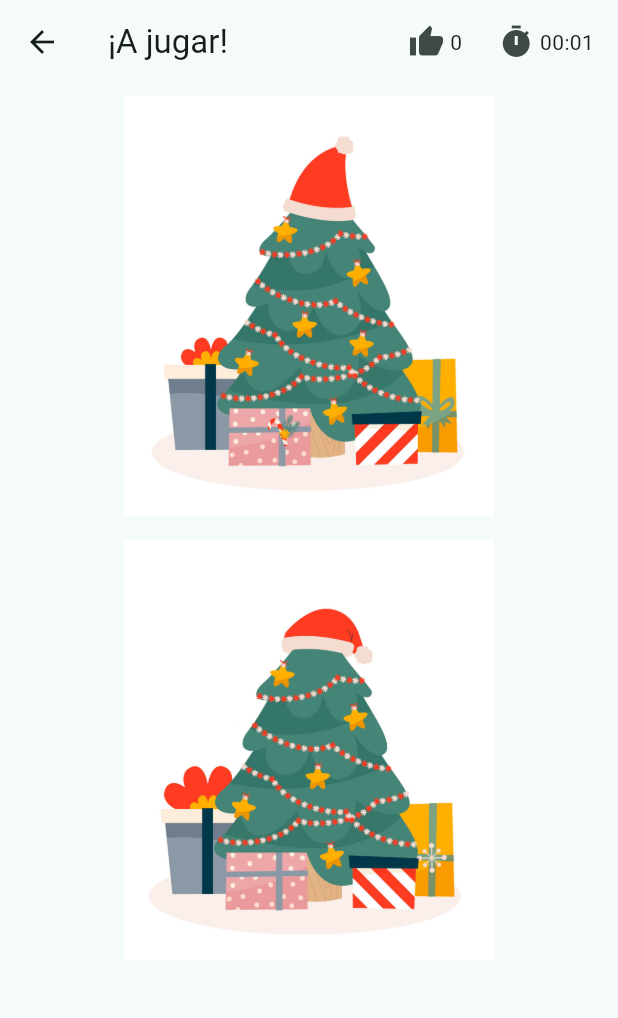
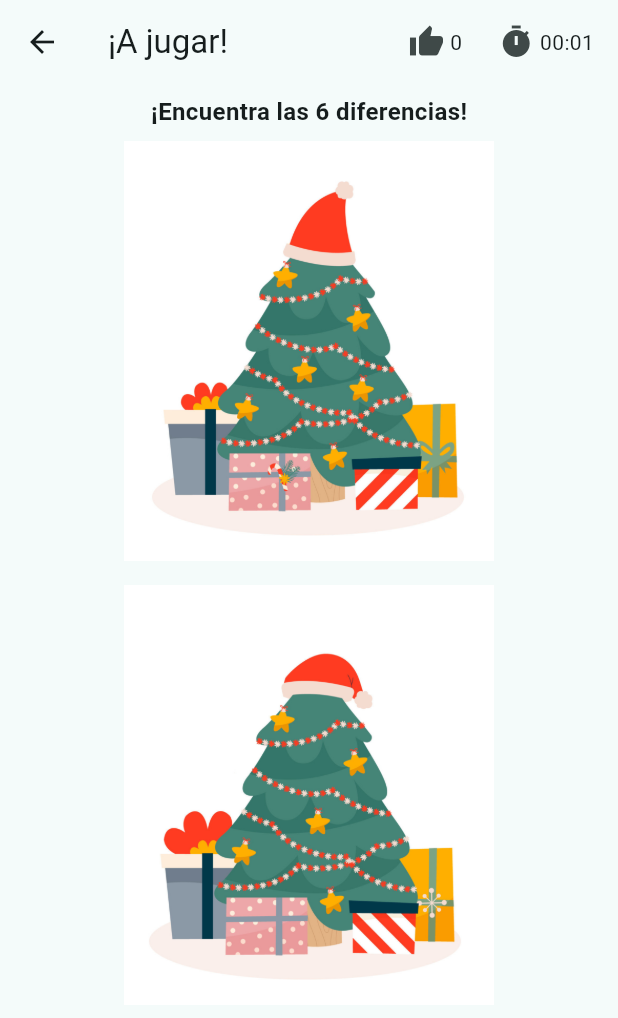
Before and after one commit to nailed-mint/trabajo_fin_grado, a Flutter app: the SpotTheDifferenceBoard screen opened directly, on a phone screen of 412 x 824 dp. Shown: the top 1018 px of the screen. Run offline on Flutter 3.47's test engine with Material 3 defaults, Android fonts, the light colour scheme and no system bars; our stand-ins replace audioplayers, sqflite; accounts and stored records are empty; network calls fail.

Commit message:
ADD: show remaining differences

```diff
--- a/lib/screens/std_board.dart
+++ b/lib/screens/std_board.dart
@@ -153,6 +153,19 @@ class _SpotTheDifferenceBoardState extends State<SpotTheDifferenceBoard> {
               ),
             ),
           ],
+          bottom: PreferredSize(
+            preferredSize: const Size.fromHeight(30),
+            child: Padding(
+              padding: const EdgeInsets.symmetric(horizontal: 16),
+              child: Text(
+                "¡Encuentra las ${totalHits - hits} diferencias!",
+                style: const TextStyle(
+                  fontSize: 16,
+                  fontWeight: FontWeight.bold,
+                ),
+              ),
+            ),
+          ),
         ),
         body: SafeArea(
           child: Expanded(
```
